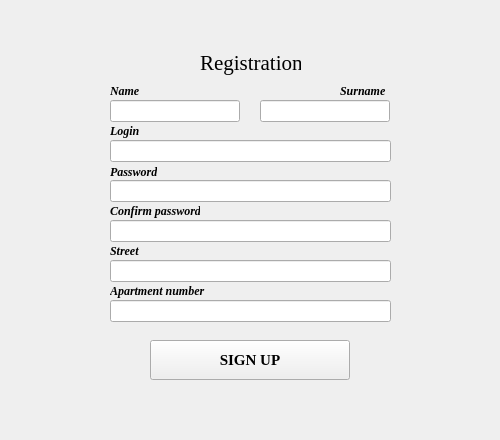
Before: the Qt Designer form registration.ui in VasylKiyko/pythonProject, drawn with Qt 5.
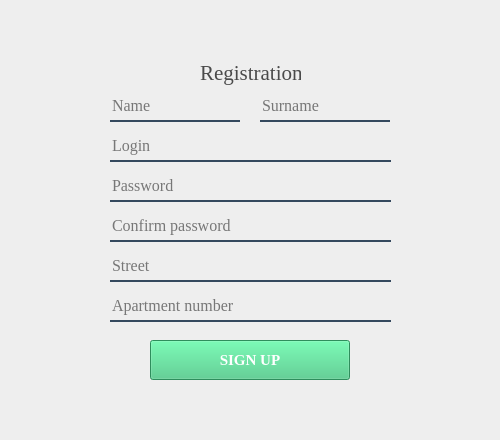
After: the same form once the commit is applied.

Diff of the .ui file:
```diff
--- a/registration.ui
+++ b/registration.ui
@@ -23,7 +23,10 @@
    </size>
   </property>
   <property name="windowTitle">
-   <string>Registration</string>
+   <string>miniOSBB - Registration</string>
+  </property>
+  <property name="styleSheet">
+   <string notr="true">background-color: rgb(238, 238, 238);</string>
   </property>
   <widget class="QWidget" name="centralwidget">
    <property name="maximumSize">
@@ -45,13 +48,27 @@
      <font>
       <family>Times New Roman</family>
       <pointsize>11</pointsize>
-      <weight>75</weight>
+      <weight>87</weight>
       <bold>true</bold>
+      <underline>false</underline>
+      <strikeout>false</strikeout>
      </font>
     </property>
     <property name="styleSheet">
-     <string notr="true">btnSingUp{
- rgb(85, 255, 0)
+     <string notr="true">QPushButton {
+  font-weight: 700;
+  color: white;
+  text-decoration: none;
+  padding: .2em 1em calc(.2em + 3px);
+  border-radius: .900em;
+  background: rgb(64,199,129);
+  box-shadow: 0 -3px rgb(53,167,110) inset;
+  transition: 0.2s;
+} 
+QPushButton:hover { background: rgb(53, 167, 110); }
+QPushButton:pressed {
+  background: rgb(33,147,90);
+  box-shadow: 0 3px rgb(33,147,90) inset;
 }</string>
     </property>
     <property name="text">
@@ -62,9 +79,9 @@
     <property name="geometry">
      <rect>
       <x>110</x>
-      <y>100</y>
+      <y>91</y>
       <width>130</width>
-      <height>22</height>
+      <height>31</height>
      </rect>
     </property>
     <property name="font">
@@ -79,20 +96,37 @@
     <property name="whatsThis">
      <string/>
     </property>
+    <property name="styleSheet">
+     <string notr="true">QLineEdit {
+background-color: rgb(238, 238, 238);
+  outline: 0;
+  border-bottom: 2px;
+  border-top: 0;
+  border-left: 0;
+  border-right: 0;
+  border-bottom-style: double;
+  border-bottom-color: #34495e;
+  height: 46px;
+  width: 300px;
+}</string>
+    </property>
     <property name="inputMethodHints">
      <set>Qt::ImhNone</set>
     </property>
     <property name="text">
      <string/>
     </property>
+    <property name="placeholderText">
+     <string>Name</string>
+    </property>
    </widget>
    <widget class="QLineEdit" name="leSurname">
     <property name="geometry">
      <rect>
       <x>260</x>
-      <y>100</y>
+      <y>91</y>
       <width>130</width>
-      <height>22</height>
+      <height>31</height>
      </rect>
     </property>
     <property name="font">
@@ -107,6 +141,23 @@
     <property name="whatsThis">
      <string/>
     </property>
+    <property name="layoutDirection">
+     <enum>Qt::LeftToRight</enum>
+    </property>
+    <property name="styleSheet">
+     <string notr="true">QLineEdit {
+background-color: rgb(238, 238, 238);
+  outline: 0;
+  border-bottom: 2px;
+  border-top: 0;
+  border-left: 0;
+  border-right: 0;
+  border-bottom-style: double;
+  border-bottom-color: #34495e;
+  height: 46px;
+  width: 300px;
+}</string>
+    </property>
     <property name="inputMethodHints">
      <set>Qt::ImhNone</set>
     </property>
@@ -116,114 +167,10 @@
     <property name="echoMode">
      <enum>QLineEdit::Normal</enum>
     </property>
-   </widget>
-   <widget class="QLabel" name="label">
-    <property name="geometry">
-     <rect>
-      <x>110</x>
-      <y>200</y>
-      <width>90</width>
-      <height>21</height>
-     </rect>
+    <property name="alignment">
+     <set>Qt::AlignLeading|Qt::AlignLeft|Qt::AlignVCenter</set>
     </property>
-    <property name="font">
-     <font>
-      <family>Times New Roman</family>
-      <pointsize>9</pointsize>
-      <weight>75</weight>
-      <italic>true</italic>
-      <bold>true</bold>
-     </font>
-    </property>
-    <property name="text">
-     <string>Confirm password</string>
-    </property>
-   </widget>
-   <widget class="QLabel" name="label_2">
-    <property name="geometry">
-     <rect>
-      <x>110</x>
-      <y>165</y>
-      <width>47</width>
-      <height>13</height>
-     </rect>
-    </property>
-    <property name="font">
-     <font>
-      <family>Times New Roman</family>
-      <pointsize>9</pointsize>
-      <weight>75</weight>
-      <italic>true</italic>
-      <bold>true</bold>
-     </font>
-    </property>
-    <property name="text">
-     <string>Password</string>
-    </property>
-   </widget>
-   <widget class="QLabel" name="label_3">
-    <property name="geometry">
-     <rect>
-      <x>110</x>
-      <y>80</y>
-      <width>55</width>
-      <height>21</height>
-     </rect>
-    </property>
-    <property name="font">
-     <font>
-      <family>Times New Roman</family>
-      <pointsize>9</pointsize>
-      <weight>75</weight>
-      <italic>true</italic>
-      <bold>true</bold>
-     </font>
-    </property>
-    <property name="text">
-     <string>Name</string>
-    </property>
-   </widget>
-   <widget class="QLabel" name="label_4">
-    <property name="geometry">
-     <rect>
-      <x>110</x>
-      <y>240</y>
-      <width>65</width>
-      <height>21</height>
-     </rect>
-    </property>
-    <property name="font">
-     <font>
-      <family>Times New Roman</family>
-      <pointsize>9</pointsize>
-      <weight>75</weight>
-      <italic>true</italic>
-      <bold>true</bold>
-     </font>
-    </property>
-    <property name="text">
-     <string>Street</string>
-    </property>
-   </widget>
-   <widget class="QLabel" name="label_5">
-    <property name="geometry">
-     <rect>
-      <x>340</x>
-      <y>80</y>
-      <width>51</width>
-      <height>21</height>
-     </rect>
-    </property>
-    <property name="font">
-     <font>
-      <family>Times New Roman</family>
-      <pointsize>9</pointsize>
-      <weight>75</weight>
-      <italic>true</italic>
-      <bold>true</bold>
-     </font>
-    </property>
-    <property name="text">
+    <property name="placeholderText">
      <string>Surname</string>
     </property>
    </widget>
@@ -231,9 +178,9 @@
     <property name="geometry">
      <rect>
       <x>110</x>
-      <y>180</y>
+      <y>171</y>
       <width>281</width>
-      <height>22</height>
+      <height>31</height>
      </rect>
     </property>
     <property name="font">
@@ -248,6 +195,20 @@
     <property name="whatsThis">
      <string/>
     </property>
+    <property name="styleSheet">
+     <string notr="true">QLineEdit {
+background-color: rgb(238, 238, 238);
+  outline: 0;
+  border-bottom: 2px;
+  border-top: 0;
+  border-left: 0;
+  border-right: 0;
+  border-bottom-style: double;
+  border-bottom-color: #34495e;
+  height: 46px;
+  width: 300px;
+}</string>
+    </property>
     <property name="inputMethodHints">
      <set>Qt::ImhHiddenText|Qt::ImhNoAutoUppercase|Qt::ImhNoPredictiveText|Qt::ImhSensitiveData</set>
     </property>
@@ -257,14 +218,17 @@
     <property name="echoMode">
      <enum>QLineEdit::Password</enum>
     </property>
+    <property name="placeholderText">
+     <string>Password</string>
+    </property>
    </widget>
    <widget class="QLineEdit" name="leConPassword">
     <property name="geometry">
      <rect>
       <x>110</x>
-      <y>220</y>
+      <y>211</y>
       <width>281</width>
-      <height>22</height>
+      <height>31</height>
      </rect>
     </property>
     <property name="font">
@@ -279,6 +243,20 @@
     <property name="whatsThis">
      <string/>
     </property>
+    <property name="styleSheet">
+     <string notr="true">QLineEdit {
+background-color: rgb(238, 238, 238);
+  outline: 0;
+  border-bottom: 2px;
+  border-top: 0;
+  border-left: 0;
+  border-right: 0;
+  border-bottom-style: double;
+  border-bottom-color: #34495e;
+  height: 46px;
+  width: 300px;
+}</string>
+    </property>
     <property name="inputMethodHints">
      <set>Qt::ImhHiddenText|Qt::ImhNoAutoUppercase|Qt::ImhNoPredictiveText|Qt::ImhSensitiveData</set>
     </property>
@@ -288,12 +266,15 @@
     <property name="echoMode">
      <enum>QLineEdit::Password</enum>
     </property>
+    <property name="placeholderText">
+     <string>Confirm password</string>
+    </property>
    </widget>
    <widget class="QLabel" name="label_6">
     <property name="geometry">
      <rect>
       <x>200</x>
-      <y>50</y>
+      <y>60</y>
       <width>101</width>
       <height>25</height>
      </rect>
@@ -306,6 +287,9 @@
       <bold>false</bold>
      </font>
     </property>
+    <property name="styleSheet">
+     <string notr="true">color: rgb(74, 74, 74)</string>
+    </property>
     <property name="text">
      <string>Registration</string>
     </property>
@@ -314,9 +298,9 @@
     <property name="geometry">
      <rect>
       <x>110</x>
-      <y>260</y>
+      <y>251</y>
       <width>281</width>
-      <height>22</height>
+      <height>31</height>
      </rect>
     </property>
     <property name="font">
@@ -331,6 +315,20 @@
     <property name="whatsThis">
      <string/>
     </property>
+    <property name="styleSheet">
+     <string notr="true">QLineEdit {
+background-color: rgb(238, 238, 238);
+  outline: 0;
+  border-bottom: 2px;
+  border-top: 0;
+  border-left: 0;
+  border-right: 0;
+  border-bottom-style: double;
+  border-bottom-color: #34495e;
+  height: 46px;
+  width: 300px;
+}</string>
+    </property>
     <property name="inputMethodHints">
      <set>Qt::ImhNone</set>
     </property>
@@ -340,36 +338,17 @@
     <property name="echoMode">
      <enum>QLineEdit::Normal</enum>
     </property>
-   </widget>
-   <widget class="QLabel" name="label_7">
-    <property name="geometry">
-     <rect>
-      <x>110</x>
-      <y>280</y>
-      <width>95</width>
-      <height>21</height>
-     </rect>
-    </property>
-    <property name="font">
-     <font>
-      <family>Times New Roman</family>
-      <pointsize>9</pointsize>
-      <weight>75</weight>
-      <italic>true</italic>
-      <bold>true</bold>
-     </font>
-    </property>
-    <property name="text">
-     <string>Apartment number</string>
+    <property name="placeholderText">
+     <string>Street</string>
     </property>
    </widget>
    <widget class="QLineEdit" name="leApartNum">
     <property name="geometry">
      <rect>
       <x>110</x>
-      <y>300</y>
+      <y>291</y>
       <width>281</width>
-      <height>22</height>
+      <height>31</height>
      </rect>
     </property>
     <property name="font">
@@ -384,6 +363,20 @@
     <property name="whatsThis">
      <string/>
     </property>
+    <property name="styleSheet">
+     <string notr="true">QLineEdit {
+background-color: rgb(238, 238, 238);
+  outline: 0;
+  border-bottom: 2px;
+  border-top: 0;
+  border-left: 0;
+  border-right: 0;
+  border-bottom-style: double;
+  border-bottom-color: #34495e;
+  height: 46px;
+  width: 300px;
+}</string>
+    </property>
     <property name="inputMethodHints">
      <set>Qt::ImhNone</set>
     </property>
@@ -393,14 +386,17 @@
     <property name="echoMode">
      <enum>QLineEdit::Normal</enum>
     </property>
+    <property name="placeholderText">
+     <string>Apartment number</string>
+    </property>
    </widget>
    <widget class="QLineEdit" name="leLogin">
     <property name="geometry">
      <rect>
       <x>110</x>
-      <y>140</y>
+      <y>131</y>
       <width>281</width>
-      <height>22</height>
+      <height>31</height>
      </rect>
     </property>
     <property name="font">
@@ -415,6 +411,20 @@
     <property name="whatsThis">
      <string/>
     </property>
+    <property name="styleSheet">
+     <string notr="true">QLineEdit {
+background-color: rgb(238, 238, 238);
+  outline: 0;
+  border-bottom: 2px;
+  border-top: 0;
+  border-left: 0;
+  border-right: 0;
+  border-bottom-style: double;
+  border-bottom-color: #34495e;
+  height: 46px;
+  width: 300px;
+}</string>
+    </property>
     <property name="inputMethodHints">
      <set>Qt::ImhNone</set>
     </property>
@@ -424,26 +434,7 @@
     <property name="echoMode">
      <enum>QLineEdit::Normal</enum>
     </property>
-   </widget>
-   <widget class="QLabel" name="label_8">
-    <property name="geometry">
-     <rect>
-      <x>110</x>
-      <y>120</y>
-      <width>55</width>
-      <height>21</height>
-     </rect>
-    </property>
-    <property name="font">
-     <font>
-      <family>Times New Roman</family>
-      <pointsize>9</pointsize>
-      <weight>75</weight>
-      <italic>true</italic>
-      <bold>true</bold>
-     </font>
-    </property>
-    <property name="text">
+    <property name="placeholderText">
      <string>Login</string>
     </property>
    </widget>
```
